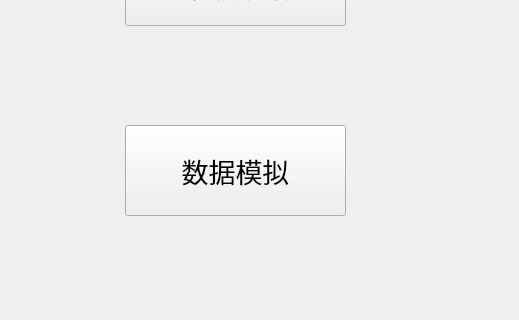
First picture: the form in mainwindow.ui, repository zy-mine/qtpaint, before the edit; both pictures show x 825 to 1344 and y 335 to 655 of the 1344 by 816 pixel window.
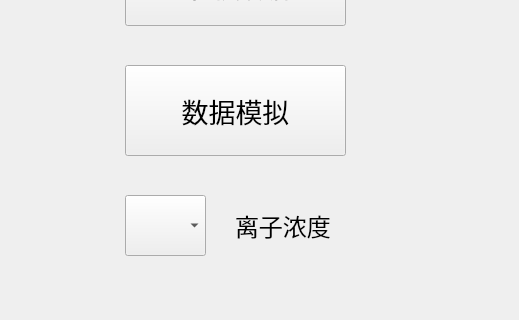
Second picture: the form after the edit. Custom widgets are drawn as their Qt base class.

Commit message: 增加选择离子种类的下拉框，现可兼容多种离子传感器，并保存他们的数据。 下拉框美化。 若已导入传感器没有对应的表在数据库中，自动新建该表并导入模拟数据。

What changed in the file:
```diff
--- a/mainwindow.ui
+++ b/mainwindow.ui
@@ -61,7 +61,7 @@
      <property name="geometry">
       <rect>
        <x>80</x>
-       <y>260</y>
+       <y>200</y>
        <width>221</width>
        <height>91</height>
       </rect>
@@ -75,6 +75,39 @@
       <string>数据模拟</string>
      </property>
     </widget>
+    <widget class="QComboBox" name="comboBox">
+     <property name="geometry">
+      <rect>
+       <x>80</x>
+       <y>330</y>
+       <width>81</width>
+       <height>61</height>
+      </rect>
+     </property>
+     <property name="font">
+      <font>
+       <pointsize>16</pointsize>
+      </font>
+     </property>
+    </widget>
+    <widget class="QLabel" name="label">
+     <property name="geometry">
+      <rect>
+       <x>190</x>
+       <y>340</y>
+       <width>121</width>
+       <height>41</height>
+      </rect>
+     </property>
+     <property name="font">
+      <font>
+       <pointsize>18</pointsize>
+      </font>
+     </property>
+     <property name="text">
+      <string>离子浓度</string>
+     </property>
+    </widget>
    </widget>
    <widget class="SwitchBtn" name="widget" native="true">
     <property name="geometry">
```
The commit also changes 6 other files.
